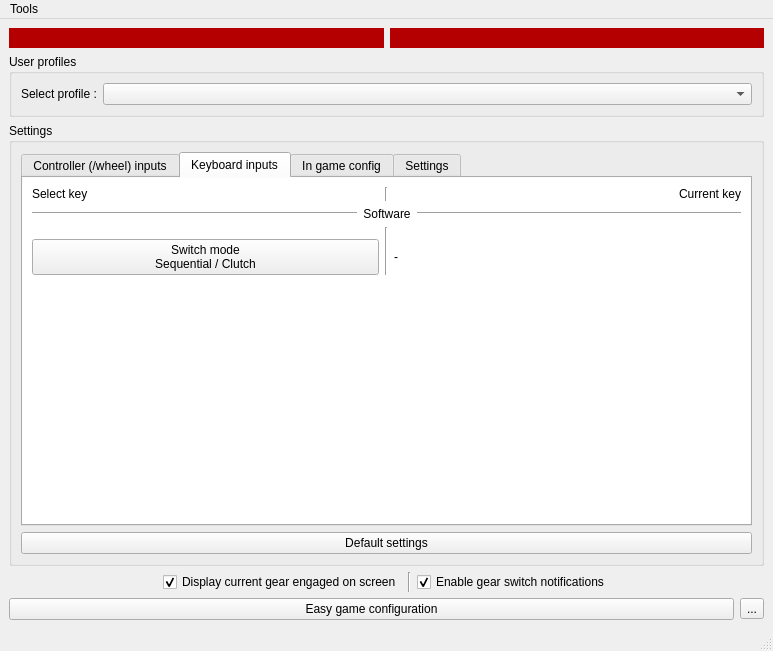
First picture: the form in BrokenTC2/mainwindow.ui, repository BrokenGameNoob/BrokenTC2, before the edit.
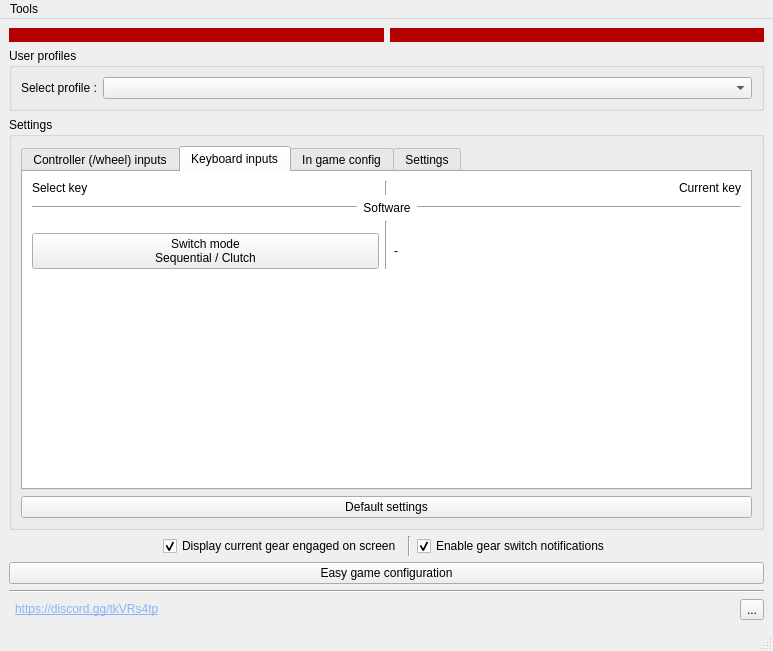
Second picture: the form after the edit. The open tabs and pages were chosen to show the change. Icons and pictures are not drawn.

Commit message: Added discord link

```diff
--- a/BrokenTC2/mainwindow.ui
+++ b/BrokenTC2/mainwindow.ui
@@ -15,7 +15,7 @@
   </property>
   <widget class="QWidget" name="centralwidget">
    <layout class="QGridLayout" name="gridLayout">
-    <item row="2" column="0" colspan="3">
+    <item row="2" column="0" colspan="2">
      <widget class="QSplitter" name="splitter">
       <property name="minimumSize">
        <size>
@@ -505,7 +505,7 @@
               <x>0</x>
               <y>0</y>
               <width>727</width>
-              <height>328</height>
+              <height>290</height>
              </rect>
             </property>
             <property name="minimumSize">
@@ -1572,7 +1572,125 @@
       </widget>
      </widget>
     </item>
-    <item row="1" column="0" colspan="3">
+    <item row="3" column="0" colspan="2">
+     <layout class="QHBoxLayout" name="hlay_currentGearDisplay">
+      <item>
+       <spacer name="horizontalSpacer_2">
+        <property name="orientation">
+         <enum>Qt::Horizontal</enum>
+        </property>
+        <property name="sizeHint" stdset="0">
+         <size>
+          <width>40</width>
+          <height>20</height>
+         </size>
+        </property>
+       </spacer>
+      </item>
+      <item>
+       <widget class="QCheckBox" name="cb_showCurrentGear">
+        <property name="sizePolicy">
+         <sizepolicy hsizetype="Preferred" vsizetype="Fixed">
+          <horstretch>0</horstretch>
+          <verstretch>0</verstretch>
+         </sizepolicy>
+        </property>
+        <property name="layoutDirection">
+         <enum>Qt::LeftToRight</enum>
+        </property>
+        <property name="text">
+         <string>Display current gear engaged on screen</string>
+        </property>
+        <property name="checked">
+         <bool>true</bool>
+        </property>
+       </widget>
+      </item>
+      <item>
+       <widget class="Line" name="line_33">
+        <property name="orientation">
+         <enum>Qt::Vertical</enum>
+        </property>
+       </widget>
+      </item>
+      <item>
+       <widget class="QCheckBox" name="cb_enableNotification">
+        <property name="sizePolicy">
+         <sizepolicy hsizetype="Preferred" vsizetype="Fixed">
+          <horstretch>0</horstretch>
+          <verstretch>0</verstretch>
+         </sizepolicy>
+        </property>
+        <property name="layoutDirection">
+         <enum>Qt::LeftToRight</enum>
+        </property>
+        <property name="text">
+         <string>Enable gear switch notifications</string>
+        </property>
+        <property name="checked">
+         <bool>true</bool>
+        </property>
+       </widget>
+      </item>
+      <item>
+       <spacer name="horizontalSpacer">
+        <property name="orientation">
+         <enum>Qt::Horizontal</enum>
+        </property>
+        <property name="sizeHint" stdset="0">
+         <size>
+          <width>40</width>
+          <height>20</height>
+         </size>
+        </property>
+       </spacer>
+      </item>
+     </layout>
+    </item>
+    <item row="6" column="0">
+     <layout class="QHBoxLayout" name="horizontalLayout">
+      <item>
+       <widget class="QLabel" name="label">
+        <property name="text">
+         <string>&lt;html&gt;&lt;head/&gt;&lt;body&gt;&lt;p&gt;&lt;img src=&quot;:/img/img/discord.png&quot; width=&quot;100&quot; href=&quot;https://discord.gg/tkVRs4tp&quot;/&gt;&lt;/p&gt;&lt;/body&gt;&lt;/html&gt;</string>
+        </property>
+        <property name="alignment">
+         <set>Qt::AlignBottom|Qt::AlignLeading|Qt::AlignLeft</set>
+        </property>
+        <property name="openExternalLinks">
+         <bool>true</bool>
+        </property>
+       </widget>
+      </item>
+      <item>
+       <widget class="QLabel" name="label_2">
+        <property name="text">
+         <string>&lt;html&gt;&lt;head/&gt;&lt;body&gt;&lt;p&gt;&lt;a href=&quot;https://discord.gg/tkVRs4tp&quot;&gt;&lt;span style=&quot; text-decoration: underline; color:#8ab4f8;&quot;&gt;https://discord.gg/tkVRs4tp&lt;/span&gt;&lt;/a&gt;&lt;/p&gt;&lt;/body&gt;&lt;/html&gt;</string>
+        </property>
+        <property name="wordWrap">
+         <bool>false</bool>
+        </property>
+        <property name="openExternalLinks">
+         <bool>true</bool>
+        </property>
+       </widget>
+      </item>
+      <item>
+       <spacer name="horizontalSpacer_3">
+        <property name="orientation">
+         <enum>Qt::Horizontal</enum>
+        </property>
+        <property name="sizeHint" stdset="0">
+         <size>
+          <width>40</width>
+          <height>20</height>
+         </size>
+        </property>
+       </spacer>
+      </item>
+     </layout>
+    </item>
+    <item row="1" column="0" colspan="2">
      <widget class="QGroupBox" name="gb_profile">
       <property name="sizePolicy">
        <sizepolicy hsizetype="Preferred" vsizetype="Maximum">
@@ -1607,42 +1725,6 @@
       </layout>
      </widget>
     </item>
-    <item row="0" column="0" colspan="3">
-     <layout class="QHBoxLayout" name="hlay_pad">
-      <item>
-       <widget class="QLabel" name="lbl_pad_LB">
-        <property name="maximumSize">
-         <size>
-          <width>16777215</width>
-          <height>20</height>
-         </size>
-        </property>
-        <property name="styleSheet">
-         <string notr="true">background-color:rgb(180,0,0)</string>
-        </property>
-        <property name="text">
-         <string/>
-        </property>
-       </widget>
-      </item>
-      <item>
-       <widget class="QLabel" name="lbl_pad_RB">
-        <property name="maximumSize">
-         <size>
-          <width>16777215</width>
-          <height>20</height>
-         </size>
-        </property>
-        <property name="styleSheet">
-         <string notr="true">background-color:rgb(180,0,0)</string>
-        </property>
-        <property name="text">
-         <string/>
-        </property>
-       </widget>
-      </item>
-     </layout>
-    </item>
     <item row="4" column="0" colspan="2">
      <widget class="QPushButton" name="pb_ezConf">
       <property name="toolTip">
@@ -1653,7 +1735,43 @@
       </property>
      </widget>
     </item>
-    <item row="4" column="2">
+    <item row="0" column="0" colspan="2">
+     <layout class="QHBoxLayout" name="hlay_pad">
+      <item>
+       <widget class="QLabel" name="lbl_pad_LB">
+        <property name="maximumSize">
+         <size>
+          <width>16777215</width>
+          <height>20</height>
+         </size>
+        </property>
+        <property name="styleSheet">
+         <string notr="true">background-color:rgb(180,0,0)</string>
+        </property>
+        <property name="text">
+         <string/>
+        </property>
+       </widget>
+      </item>
+      <item>
+       <widget class="QLabel" name="lbl_pad_RB">
+        <property name="maximumSize">
+         <size>
+          <width>16777215</width>
+          <height>20</height>
+         </size>
+        </property>
+        <property name="styleSheet">
+         <string notr="true">background-color:rgb(180,0,0)</string>
+        </property>
+        <property name="text">
+         <string/>
+        </property>
+       </widget>
+      </item>
+     </layout>
+    </item>
+    <item row="6" column="1">
      <widget class="QToolButton" name="toolB_help">
       <property name="text">
        <string>...</string>
@@ -1667,80 +1785,12 @@
       </property>
      </widget>
     </item>
-    <item row="3" column="0" colspan="3">
-     <layout class="QHBoxLayout" name="hlay_currentGearDisplay">
-      <item>
-       <spacer name="horizontalSpacer_2">
-        <property name="orientation">
-         <enum>Qt::Horizontal</enum>
-        </property>
-        <property name="sizeHint" stdset="0">
-         <size>
-          <width>40</width>
-          <height>20</height>
-         </size>
-        </property>
-       </spacer>
-      </item>
-      <item>
-       <widget class="QCheckBox" name="cb_showCurrentGear">
-        <property name="sizePolicy">
-         <sizepolicy hsizetype="Preferred" vsizetype="Fixed">
-          <horstretch>0</horstretch>
-          <verstretch>0</verstretch>
-         </sizepolicy>
-        </property>
-        <property name="layoutDirection">
-         <enum>Qt::LeftToRight</enum>
-        </property>
-        <property name="text">
-         <string>Display current gear engaged on screen</string>
-        </property>
-        <property name="checked">
-         <bool>true</bool>
-        </property>
-       </widget>
-      </item>
-      <item>
-       <widget class="Line" name="line_33">
-        <property name="orientation">
-         <enum>Qt::Vertical</enum>
-        </property>
-       </widget>
-      </item>
-      <item>
-       <widget class="QCheckBox" name="cb_enableNotification">
-        <property name="sizePolicy">
-         <sizepolicy hsizetype="Preferred" vsizetype="Fixed">
-          <horstretch>0</horstretch>
-          <verstretch>0</verstretch>
-         </sizepolicy>
-        </property>
-        <property name="layoutDirection">
-         <enum>Qt::LeftToRight</enum>
-        </property>
-        <property name="text">
-         <string>Enable gear switch notifications</string>
-        </property>
-        <property name="checked">
-         <bool>true</bool>
-        </property>
-       </widget>
-      </item>
-      <item>
-       <spacer name="horizontalSpacer">
-        <property name="orientation">
-         <enum>Qt::Horizontal</enum>
-        </property>
-        <property name="sizeHint" stdset="0">
-         <size>
-          <width>40</width>
-          <height>20</height>
-         </size>
-        </property>
-       </spacer>
-      </item>
-     </layout>
+    <item row="5" column="0" colspan="2">
+     <widget class="Line" name="line_34">
+      <property name="orientation">
+       <enum>Qt::Horizontal</enum>
+      </property>
+     </widget>
     </item>
    </layout>
   </widget>
```
The commit also changes 2 other files.
